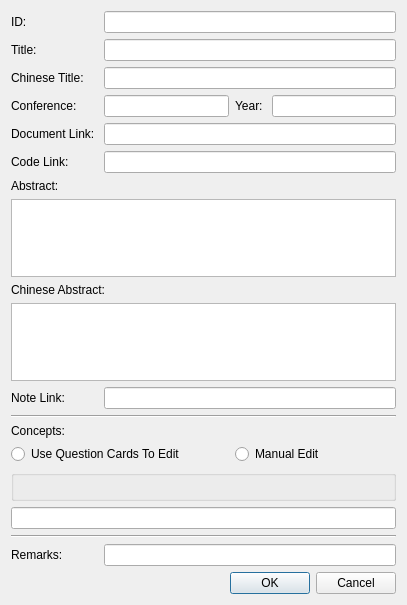
Before: the Qt Designer form tableeditdialog.ui in MaxDumbledore/PaperMetadataManager, drawn with Qt 5.
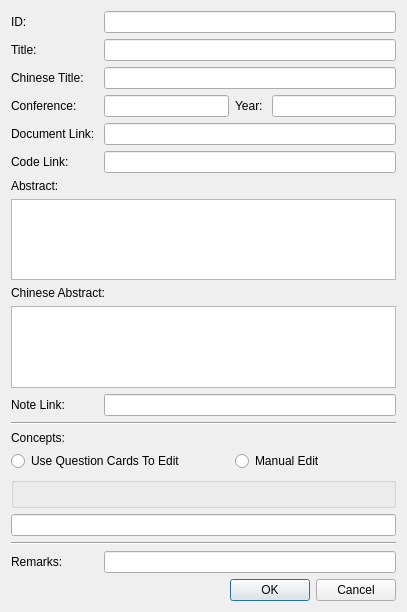
After: the same form once the commit is applied.

```diff
--- a/tableeditdialog.ui
+++ b/tableeditdialog.ui
@@ -7,7 +7,7 @@
     <x>0</x>
     <y>0</y>
     <width>407</width>
-    <height>605</height>
+    <height>612</height>
    </rect>
   </property>
   <property name="windowTitle">
```
Left out of the diff: 12 changed lines with no effect on the pictures.
